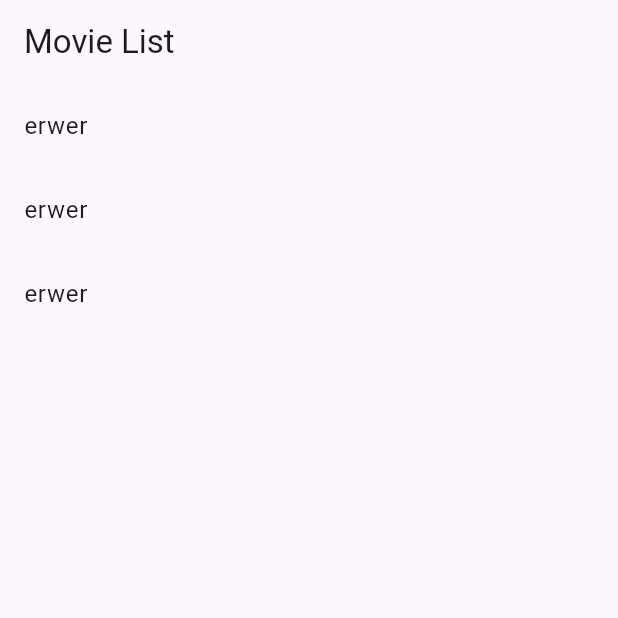
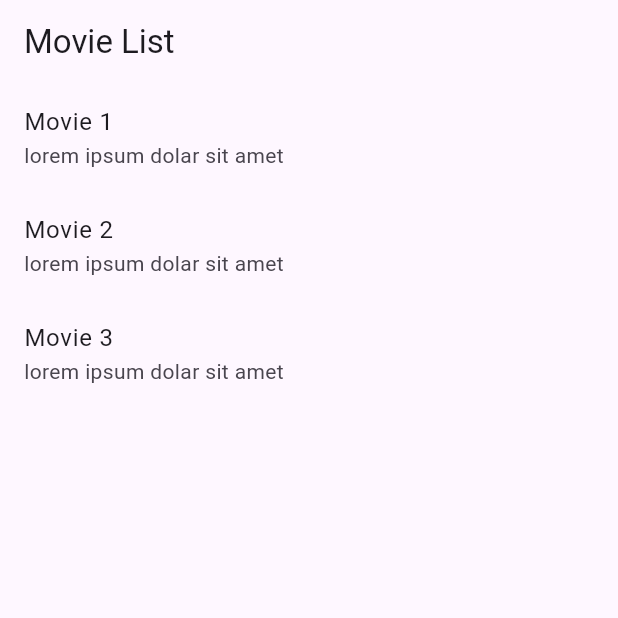
Before and after one commit to nikhilbkeyvaalue/flutter_clean_architecture, a Flutter app: the screen it shows after launch, on a phone screen of 412 x 824 dp, the top half of it. Run offline on Flutter 3.47's test engine with Material 3 defaults, Android fonts, the phone set to English and light mode, and no system bars; our stand-ins replace cached_network_image, dio, flutter_bloc, freezed_annotation, logger, pretty_dio_logger and 1 more.

Commit message:
fix: code refactoring

```diff
--- a/lib/data/data_sources/network/remote_sources/movie_remote_data_source.dart
+++ b/lib/data/data_sources/network/remote_sources/movie_remote_data_source.dart
@@ -1,6 +1,6 @@
 import 'package:flutter_clean_architecture/core/models/resource.dart';
 import 'package:flutter_clean_architecture/data/data_sources/network/client/network_service.dart';
-import 'package:flutter_clean_architecture/domain/entities/movie_entity.dart';
+import 'package:flutter_clean_architecture/domain/movies/entities/movie_entity.dart';
 
 abstract class MovieRemoteDataSource {
   Future<Resource<List<MovieEntity>>> getMovies();
@@ -13,10 +13,10 @@ class MovieRemoteDataSourceImpl extends MovieRemoteDataSource {
 
   @override
   Future<Resource<List<MovieEntity>>> getMovies() async {
-    return ResourceSuccess([
-      MovieEntity(id: "werwe", title: "erwer", body: "werwerw"),
-      MovieEntity(id: "werwe", title: "erwer", body: "werwerw"),
-      MovieEntity(id: "werwe", title: "erwer", body: "werwerw")
+    return const ResourceSuccess([
+      MovieEntity(id: "1", title: "Movie 1", body: "lorem ipsum dolar sit amet"),
+      MovieEntity(id: "2", title: "Movie 2", body: "lorem ipsum dolar sit amet"),
+      MovieEntity(id: "3", title: "Movie 3", body: "lorem ipsum dolar sit amet")
     ]);
   }
 }
--- a/lib/data/data_sources/network/remote_sources/movie_remote_data_sources.dart
+++ /dev/null
@@ -1,22 +0,0 @@
-import 'package:flutter_clean_architecture/core/models/resource.dart';
-import 'package:flutter_clean_architecture/data/data_sources/network/client/network_service.dart';
-import 'package:flutter_clean_architecture/domain/entities/movie_entity.dart';
-
-abstract class MovieRemoteDataSource {
-  Future<Resource<List<MovieEntity>>> getMovies();
-}
-
-class MovieRemoteDataSourceImpl extends MovieRemoteDataSource {
-  NetworkService networkService;
-
-  MovieRemoteDataSourceImpl({required this.networkService});
-
-  @override
-  Future<Resource<List<MovieEntity>>> getMovies() async {
-    return const ResourceSuccess([
-      MovieEntity(id: "1", title: "Movie 1", body: "lorem ipsum dolar sit amet"),
-      MovieEntity(id: "2", title: "Movie 2", body: "lorem ipsum dolar sit amet"),
-      MovieEntity(id: "3", title: "Movie 3", body: "lorem ipsum dolar sit amet")
-    ]);
-  }
-}
--- a/lib/data/repositories/movie_repo_impl.dart
+++ b/lib/data/repositories/movie_repo_impl.dart
@@ -1,7 +1,7 @@
 import 'package:flutter_clean_architecture/core/models/resource.dart';
 import 'package:flutter_clean_architecture/data/data_sources/network/remote_sources/movie_remote_data_source.dart';
-import 'package:flutter_clean_architecture/domain/entities/movie_entity.dart';
-import 'package:flutter_clean_architecture/domain/repositories/movies_repo.dart';
+import 'package:flutter_clean_architecture/domain/movies/entities/movie_entity.dart';
+import 'package:flutter_clean_architecture/domain/movies/repositories/movies_repo.dart';
 
 class MovieRepoImpl extends MoviesRepo {
   MovieRemoteDataSource _movieRemoteDataSource;
--- a/lib/data/repositories/movies/movie_repo_imp.dart
+++ b/lib/data/repositories/movies/movie_repo_imp.dart
@@ -1,5 +1,5 @@
 import 'package:flutter_clean_architecture/core/models/resource.dart';
-import 'package:flutter_clean_architecture/data/data_sources/network/remote_sources/movie_remote_data_sources.dart';
+import 'package:flutter_clean_architecture/data/data_sources/network/remote_sources/movie_remote_data_source.dart';
 import 'package:flutter_clean_architecture/domain/entities/movie_entity.dart';
 import 'package:flutter_clean_architecture/domain/repositories/movies_repo.dart';
 
--- a/lib/domain/repositories/movies_repo.dart
+++ b/lib/domain/movies/repositories/movies_repo.dart
@@ -1,5 +1,5 @@
 import 'package:flutter_clean_architecture/core/models/resource.dart';
-import 'package:flutter_clean_architecture/domain/entities/movie_entity.dart';
+import 'package:flutter_clean_architecture/domain/movies/entities/movie_entity.dart';
 
 abstract class MoviesRepo {
   Future<Resource<List<MovieEntity>>> getMovies();
--- a/lib/domain/use_cases/get_movies_use_case.dart
+++ b/lib/domain/movies/use_cases/get_movies_use_case.dart
@@ -1,6 +1,7 @@
 import 'package:flutter_clean_architecture/core/models/resource.dart';
-import 'package:flutter_clean_architecture/domain/entities/movie_entity.dart';
-import 'package:flutter_clean_architecture/domain/repositories/movies_repo.dart';
+import 'package:flutter_clean_architecture/domain/movies/entities/movie_entity.dart';
+import 'package:flutter_clean_architecture/domain/movies/repositories/movies_repo.dart';
+
 
 class GetMoviesUseCase {
   final MoviesRepo  _moviesRepository;
--- a/lib/presentation/movie_list/movie_list_cubit.dart
+++ b/lib/presentation/movie_list/movie_list_cubit.dart
@@ -1,6 +1,6 @@
 import 'package:flutter_bloc/flutter_bloc.dart';
 import 'package:flutter_clean_architecture/core/app_utils/emit_resource_state.dart';
-import 'package:flutter_clean_architecture/domain/use_cases/get_movies_use_case.dart';
+import 'package:flutter_clean_architecture/domain/movies/use_cases/get_movies_use_case.dart';
 import 'package:flutter_clean_architecture/presentation/movie_list/movie_list_state.dart';
 
 class MovieListCubit extends Cubit<MovieListState> {
--- a/lib/presentation/movie_list/movie_list_page.dart
+++ b/lib/presentation/movie_list/movie_list_page.dart
@@ -5,8 +5,8 @@ import 'package:flutter_clean_architecture/core/view/base_view.dart';
 import 'package:flutter_clean_architecture/data/data_sources/network/client/dio/dio_network_service.dart';
 import 'package:flutter_clean_architecture/data/data_sources/network/remote_sources/movie_remote_data_source.dart';
 import 'package:flutter_clean_architecture/data/repositories/movie_repo_impl.dart';
-import 'package:flutter_clean_architecture/domain/entities/movie_entity.dart';
-import 'package:flutter_clean_architecture/domain/use_cases/get_movies_use_case.dart';
+import 'package:flutter_clean_architecture/domain/movies/entities/movie_entity.dart';
+import 'package:flutter_clean_architecture/domain/movies/use_cases/get_movies_use_case.dart';
 import 'package:flutter_clean_architecture/presentation/movie_list/movie_list_cubit.dart';
 import 'package:flutter_clean_architecture/presentation/movie_list/movie_list_state.dart';
 
@@ -47,6 +47,7 @@ class MovieListPage extends StatelessWidget {
                   final movie = movies[index];
                   return ListTile(
                     title: Text(movie.title),
+                    subtitle: Text(movie.body),
                   );
                 },
               );
--- a/lib/presentation/movie_list/movie_list_state.dart
+++ b/lib/presentation/movie_list/movie_list_state.dart
@@ -1,5 +1,5 @@
 import 'package:flutter_clean_architecture/core/models/resource.dart';
-import 'package:flutter_clean_architecture/domain/entities/movie_entity.dart';
+import 'package:flutter_clean_architecture/domain/movies/entities/movie_entity.dart';
 import 'package:freezed_annotation/freezed_annotation.dart';
 part 'movie_list_state.freezed.dart';
 @freezed
```
Also changed, not shown: lib/domain/movies/entities/movie_entity.dart (renamed from lib/domain/entities/movie_entity.dart), lib/domain/movies/entities/movie_entity.freezed.dart (renamed from lib/domain/entities/movie_entity.freezed.dart).
